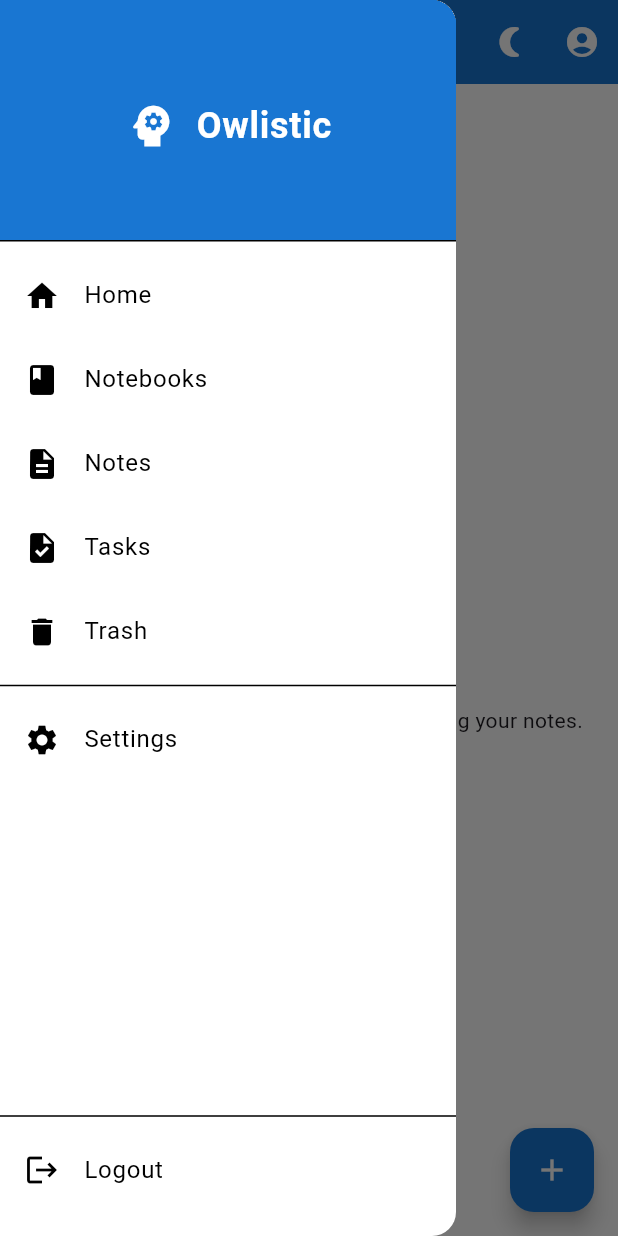
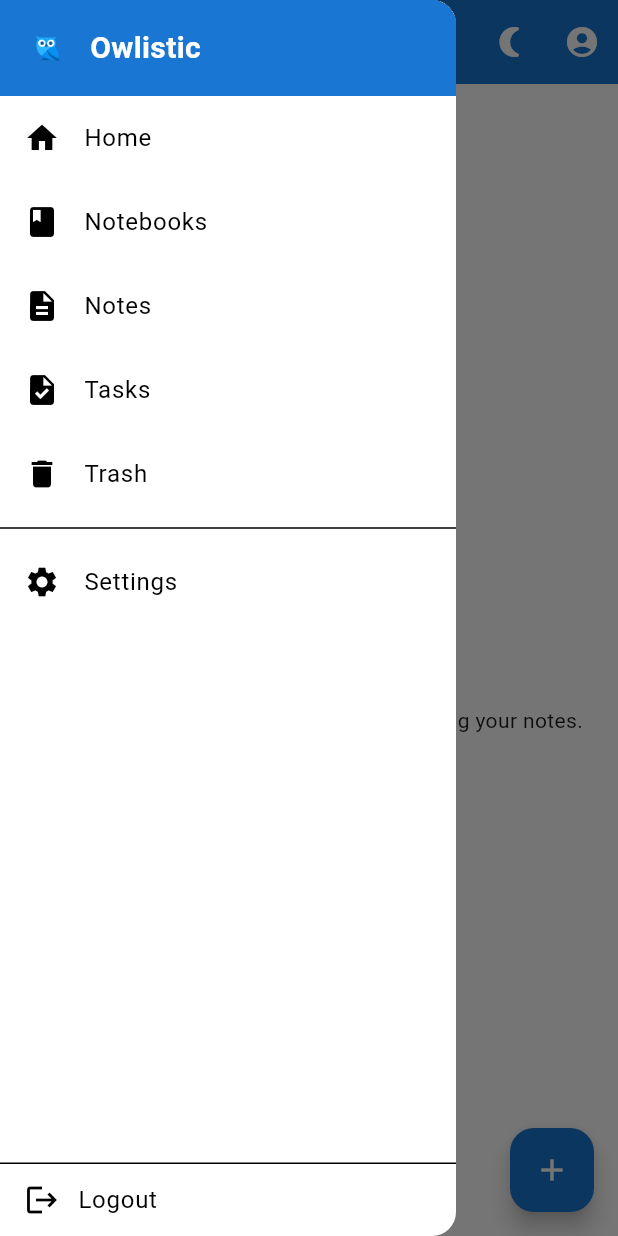
Before and after one commit to owlistic-notes/owlistic, a Flutter app: the HomeScreen screen opened by its route, after a tap on "View All", after a tap on the "menu" icon, on a phone screen of 412 x 824 dp. Run offline on Flutter 3.47's test engine with Material 3 defaults, Android fonts, the phone set to English and light mode, and no system bars; our stand-ins replace flutter_secure_storage, go_router, nested, shared_preferences; missing offline and left inert: super_editor; accounts and stored records are empty; statements that could not run were skipped.

Commit message:
Add logo incon + in-app logo

```diff
--- a/src/frontend/lib/screens/home_screen.dart
+++ b/src/frontend/lib/screens/home_screen.dart
@@ -11,6 +11,7 @@ import '../widgets/empty_state.dart';
 import '../viewmodel/home_viewmodel.dart';
 import '../utils/logger.dart';
 import '../widgets/app_bar_common.dart';
+import '../widgets/app_logo.dart';
 
 class HomeScreen extends StatefulWidget {
   const HomeScreen({super.key});
@@ -165,19 +166,8 @@ class _HomeScreenState extends State<HomeScreen> {
                   ],
                 ),
               ),
-              Container(
-                width: 70,
-                height: 70,
-                decoration: BoxDecoration(
-                  color: Colors.white.withOpacity(0.2),
-                  borderRadius: BorderRadius.circular(35),
-                ),
-                child: const Icon(
-                  Icons.lightbulb_outline,
-                  color: Colors.white,
-                  size: 32,
-                ),
-              ),
+              // Use transparent logo in welcome card
+              const AppLogo(size: 60, forceTransparent: true),
             ],
           ),
         );
--- a/src/frontend/lib/screens/login_screen.dart
+++ b/src/frontend/lib/screens/login_screen.dart
@@ -2,6 +2,7 @@ import 'package:flutter/material.dart';
 import 'package:provider/provider.dart';
 import '../viewmodel/login_viewmodel.dart';
 import '../utils/logger.dart';
+import '../widgets/app_logo.dart';
 
 class LoginScreen extends StatefulWidget {
   const LoginScreen({Key? key}) : super(key: key);
@@ -152,12 +153,8 @@ class _LoginScreenState extends State<LoginScreen> {
                     mainAxisAlignment: MainAxisAlignment.center,
                     crossAxisAlignment: CrossAxisAlignment.stretch,
                     children: [
-                      // App logo
-                      Icon(
-                        Icons.psychology,
-                        size: 60,
-                        color: theme.primaryColor,
-                      ),
+                      // Replace icon with custom logo
+                      const AppLogo(size: 80),
                       const SizedBox(height: 16),
 
                       // App title
--- a/src/frontend/lib/screens/register_screen.dart
+++ b/src/frontend/lib/screens/register_screen.dart
@@ -2,6 +2,7 @@ import 'package:flutter/material.dart';
 import 'package:provider/provider.dart';
 import '../viewmodel/register_viewmodel.dart';
 import '../utils/logger.dart';
+import '../widgets/app_logo.dart';
 
 class RegisterScreen extends StatefulWidget {
   const RegisterScreen({Key? key}) : super(key: key);
@@ -119,11 +120,7 @@ class _RegisterScreenState extends State<RegisterScreen> {
                     crossAxisAlignment: CrossAxisAlignment.stretch,
                     children: [
                       // Logo
-                      Icon(
-                        Icons.psychology,
-                        size: 60,
-                        color: theme.primaryColor,
-                      ),
+                      const AppLogo(size: 80),
                       const SizedBox(height: 16),
 
                       // App title
--- a/src/frontend/lib/widgets/app_drawer.dart
+++ b/src/frontend/lib/widgets/app_drawer.dart
@@ -3,6 +3,7 @@ import 'package:go_router/go_router.dart';
 import 'package:provider/provider.dart';
 import '../core/theme.dart';
 import '../viewmodel/home_viewmodel.dart';
+import 'app_logo.dart';
 
 class AppDrawer extends StatelessWidget {
   const AppDrawer({Key? key}) : super(key: key);
@@ -12,31 +13,26 @@ class AppDrawer extends StatelessWidget {
     return Drawer(
       child: Column(
         children: [
-          // Drawer header with app logo/name
-          DrawerHeader(
+          // Smaller drawer header with app logo - using transparent logo
+          Container(
+            padding: const EdgeInsets.symmetric(vertical: 16, horizontal: 16),
             decoration: BoxDecoration(
               color: Theme.of(context).primaryColor,
             ),
-            child: const Center(
-              child: Row(
-                mainAxisAlignment: MainAxisAlignment.center,
+            child: const Row(
+              mainAxisAlignment: MainAxisAlignment.start,
               children: [
-                  Icon(
-                    Icons.psychology,
-                    size: 36,
-                    color: Colors.white,
-                  ),
+                AppLogo(size: 32, forceTransparent: true),
                 SizedBox(width: 12),
                 Text(
                   'Owlistic',
                   style: TextStyle(
                     color: Colors.white,
-                      fontSize: 24,
+                    fontSize: 20,
                     fontWeight: FontWeight.bold,
                   ),
                 ),
               ],
-              ),
             ),
           ),
           // Drawer items
@@ -90,8 +86,10 @@ class AppDrawer extends StatelessWidget {
             },
           ),
           const Spacer(),
-          const Divider(),
+          // Compact logout section
+          const Divider(height: 1),
           ListTile(
+            visualDensity: VisualDensity.compact,
             leading: const Icon(Icons.logout),
             title: const Text('Logout'),
             onTap: () async {
@@ -100,7 +98,6 @@ class AppDrawer extends StatelessWidget {
               await context.read<HomeViewModel>().logout();
             },
           ),
-          const SizedBox(height: 16),
         ],
       ),
     );
--- /dev/null
+++ b/src/frontend/lib/widgets/app_logo.dart
@@ -0,0 +1,48 @@
+import 'package:flutter/material.dart';
+
+class AppLogo extends StatelessWidget {
+  final double size;
+  final bool useBackground;
+  final EdgeInsetsGeometry padding;
+  final bool forceTransparent;
+
+  const AppLogo({
+    Key? key,
+    this.size = 60.0,
+    this.useBackground = false,
+    this.padding = EdgeInsets.zero,
+    this.forceTransparent = false,
+  }) : super(key: key);
+
+  @override
+  Widget build(BuildContext context) {
+    // Use transparent logo if in dark mode or if explicitly requested
+    const String logoAsset = 'assets/logo/logo.png';
+    final logoWidget = Image.asset(
+      logoAsset,
+      width: size,
+      height: size,
+    );
+
+    if (!useBackground) {
+      return Padding(
+        padding: padding,
+        child: logoWidget,
+      );
+    }
+
+    // With circular background
+    return Padding(
+      padding: padding,
+      child: Container(
+        width: size + 20,
+        height: size + 20,
+        decoration: BoxDecoration(
+          color: Theme.of(context).primaryColor.withOpacity(0.1),
+          shape: BoxShape.circle,
+        ),
+        child: Center(child: logoWidget),
+      ),
+    );
+  }
+}
--- a/src/frontend/pubspec.yaml
+++ b/src/frontend/pubspec.yaml
@@ -26,6 +26,7 @@ dependencies:
   intl: ^0.18.1
   flutter_secure_storage: ^8.0.0
   jwt_decoder: ^2.0.1
+  flutter_launcher_icons: ^0.13.1
 
 dev_dependencies:
   flutter_test:
@@ -37,3 +38,5 @@ dev_dependencies:
 
 flutter:
   uses-material-design: true
+  assets:
+    - assets/logo/
```
Also changed, not shown: src/frontend/assets/logo/logo.png (added), src/frontend/pubspec.lock. Lines whose indentation alone changed are shown as unchanged.
